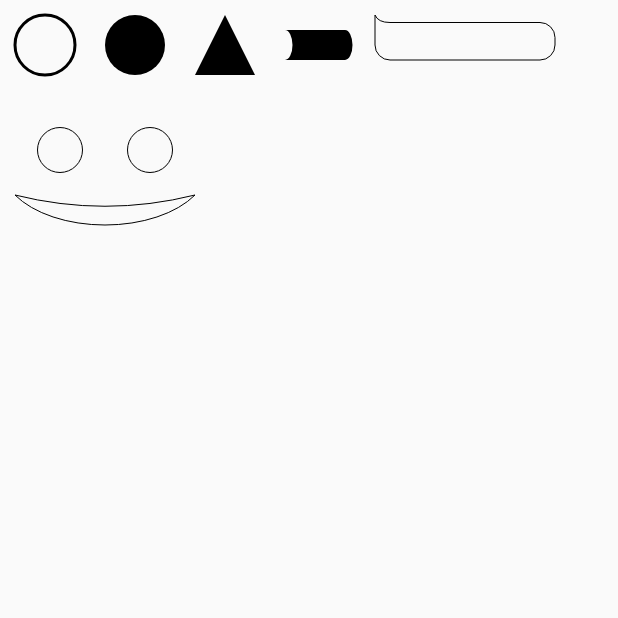
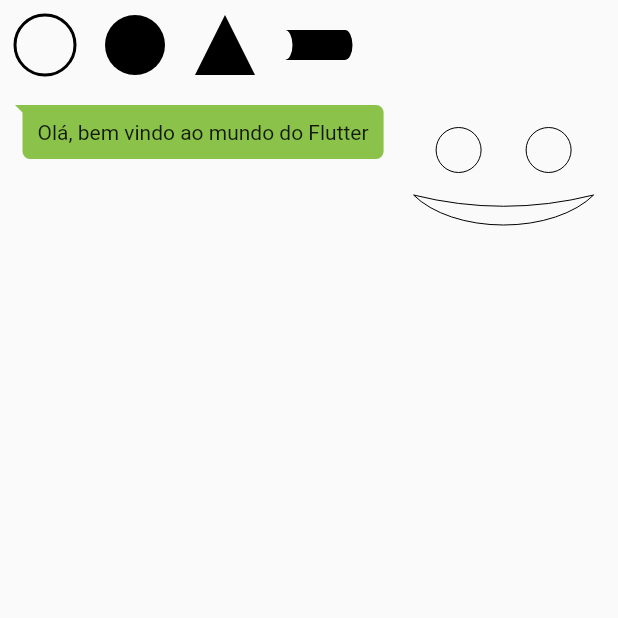
Before and after one commit to joaopedroquintino/custom_painter, a Flutter app: the screen it shows after launch, on a phone screen of 412 x 824 dp, the top half of it. Run offline on Flutter 3.47's test engine with Material 2 defaults, Android fonts, the phone set to English and light mode, and no system bars.

Commit message:
Muda formato do balao de chat

```diff
--- a/lib/main.dart
+++ b/lib/main.dart
@@ -52,15 +52,21 @@ class HomeCustomPainter extends StatelessWidget {
             Container(
               padding: EdgeInsets.all(10),
               child: CustomPaint(
-                size: Size(120, 30),
                 painter: ChatPainter(),
+                child: Container(
+                  padding: EdgeInsets.fromLTRB(15, 10, 10, 10),
+                  child: Text('Olá, bem vindo ao mundo do Flutter'),
+                ),
               ),
             ),
             Container(
               padding: EdgeInsets.all(10),
               child: CustomPaint(
-                size: Size(120, 120),
                 painter: FacePainter(),
+                child: Container(
+                  height: 120,
+                  width: 120,
+                ),
               ),
             ),
           ],
```
Also changed, not shown: lib/widgets/chat_painter.dart (+17 -16 lines).
